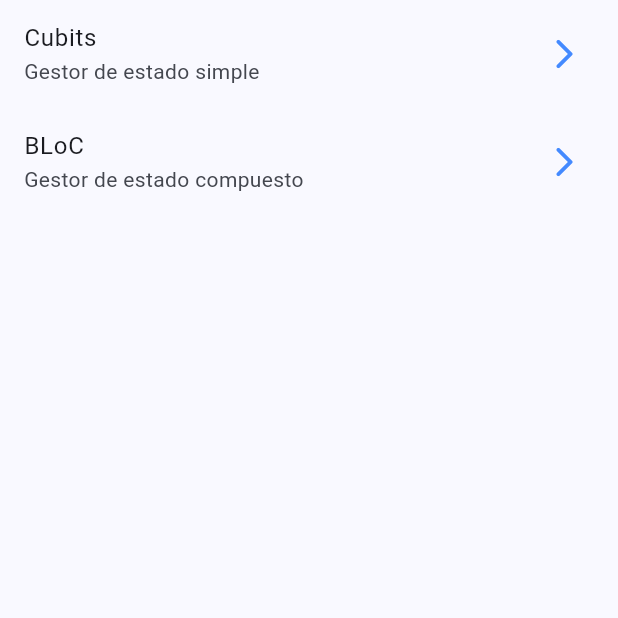
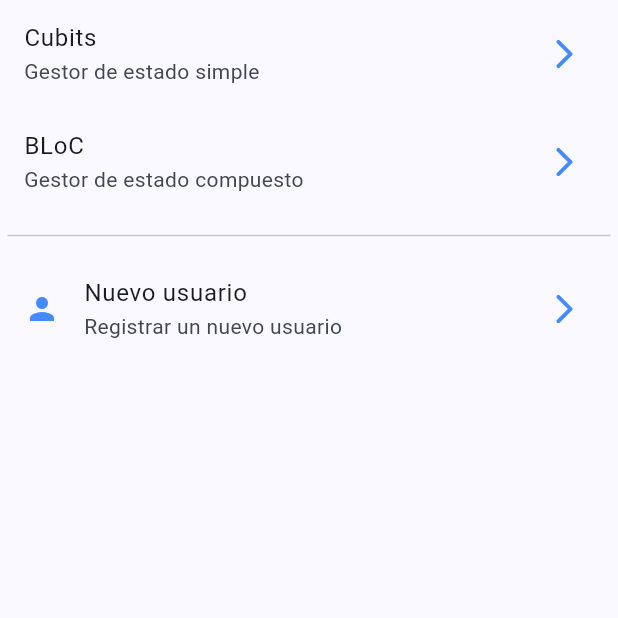
Before and after one commit to dayross/forms_app, a Flutter app: the screen it shows after launch, on a phone screen of 412 x 824 dp, the top half of it. Run offline on Flutter 3.47's test engine with Material 3 defaults, Android fonts, the phone set to English and light mode, and no system bars; our stand-ins replace bloc, equatable, flutter_bloc, go_router.

```diff
--- a/lib/presentation/router/app_router.dart
+++ b/lib/presentation/router/app_router.dart
@@ -12,5 +12,8 @@ final appRouter = GoRouter(routes: [
     builder: (context, state) => const CubitCounterScreen(),),
   GoRoute(
     path: '/counter-bloc',
-    builder: (context, state) => const BlocCounterScreen(),)
+    builder: (context, state) => const BlocCounterScreen(),),
+  GoRoute(
+    path: '/register',
+    builder: (context, state) => const RegisterScreen(),),
 ]);
--- a/lib/presentation/screens/home_screen.dart
+++ b/lib/presentation/screens/home_screen.dart
@@ -14,12 +14,25 @@ class HomeScreen extends StatelessWidget {
             trailing: const Icon(Icons.arrow_forward_ios_rounded),
             onTap: () => context.push('/cubits'),
           ),
+
           ListTile(
             title: const Text('BLoC'),
             subtitle: const Text('Gestor de estado compuesto'),
             trailing: const Icon(Icons.arrow_forward_ios_rounded),
             onTap: () => context.push('/counter-bloc'),
-          )
+          ),
+
+          const Padding(
+            padding: EdgeInsets.all(5),
+            child: Divider(),),
+
+          ListTile(
+            leading: const Icon(Icons.person),
+            title: const Text('Nuevo usuario'),
+            subtitle: const Text('Registrar un nuevo usuario'),
+            trailing: const Icon(Icons.arrow_forward_ios_rounded),
+            onTap: () => context.push('/register'),
+          ),
         ],
       )
     );
--- /dev/null
+++ b/lib/presentation/widgets/widgets.dart
@@ -0,0 +1 @@
+export './inputs/custom_text_form_field.dart';
```
Also changed, not shown: lib/presentation/screens/register_screen.dart (+43 -1 lines).
